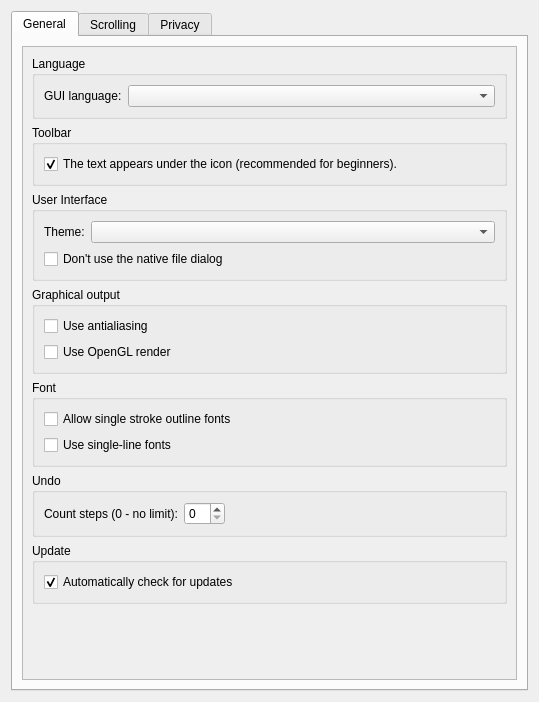
Above: src/app/puzzle/dialogs/configpages/puzzlepreferencesconfigurationpage.ui from dismine/valentina before the change. Below: the same form after it.
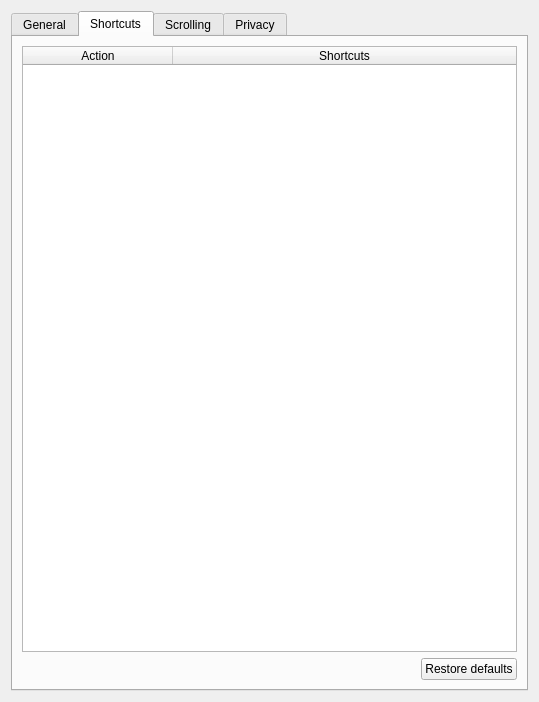
That is the form after the change. The open tabs and pages were chosen to show the change.

Commit message: Shortcuts manager.

```diff
--- a/src/app/puzzle/dialogs/configpages/puzzlepreferencesconfigurationpage.ui
+++ b/src/app/puzzle/dialogs/configpages/puzzlepreferencesconfigurationpage.ui
@@ -235,6 +235,87 @@
        </item>
       </layout>
      </widget>
+     <widget class="QWidget" name="tabShortcuts">
+      <attribute name="title">
+       <string>Shortcuts</string>
+      </attribute>
+      <layout class="QVBoxLayout" name="verticalLayout_12">
+       <item>
+        <widget class="QTableWidget" name="shortcutsTable">
+         <property name="editTriggers">
+          <set>QAbstractItemView::NoEditTriggers</set>
+         </property>
+         <property name="alternatingRowColors">
+          <bool>true</bool>
+         </property>
+         <property name="selectionMode">
+          <enum>QAbstractItemView::SingleSelection</enum>
+         </property>
+         <property name="selectionBehavior">
+          <enum>QAbstractItemView::SelectRows</enum>
+         </property>
+         <property name="showGrid">
+          <bool>false</bool>
+         </property>
+         <property name="rowCount">
+          <number>0</number>
+         </property>
+         <property name="columnCount">
+          <number>2</number>
+         </property>
+         <attribute name="horizontalHeaderCascadingSectionResizes">
+          <bool>true</bool>
+         </attribute>
+         <attribute name="horizontalHeaderDefaultSectionSize">
+          <number>150</number>
+         </attribute>
+         <attribute name="horizontalHeaderHighlightSections">
+          <bool>false</bool>
+         </attribute>
+         <attribute name="horizontalHeaderStretchLastSection">
+          <bool>true</bool>
+         </attribute>
+         <attribute name="verticalHeaderVisible">
+          <bool>false</bool>
+         </attribute>
+         <column>
+          <property name="text">
+           <string>Action</string>
+          </property>
+         </column>
+         <column>
+          <property name="text">
+           <string>Shortcuts</string>
+          </property>
+         </column>
+        </widget>
+       </item>
+       <item>
+        <layout class="QHBoxLayout" name="horizontalLayout_5">
+         <item>
+          <spacer name="horizontalSpacer_2">
+           <property name="orientation">
+            <enum>Qt::Horizontal</enum>
+           </property>
+           <property name="sizeHint" stdset="0">
+            <size>
+             <width>40</width>
+             <height>20</height>
+            </size>
+           </property>
+          </spacer>
+         </item>
+         <item>
+          <widget class="QPushButton" name="pushButtonRestoreDefaults">
+           <property name="text">
+            <string>Restore defaults</string>
+           </property>
+          </widget>
+         </item>
+        </layout>
+       </item>
+      </layout>
+     </widget>
      <widget class="QWidget" name="tabScrolling">
       <attribute name="title">
        <string>Scrolling</string>
```
The commit also changes 48 other files.
